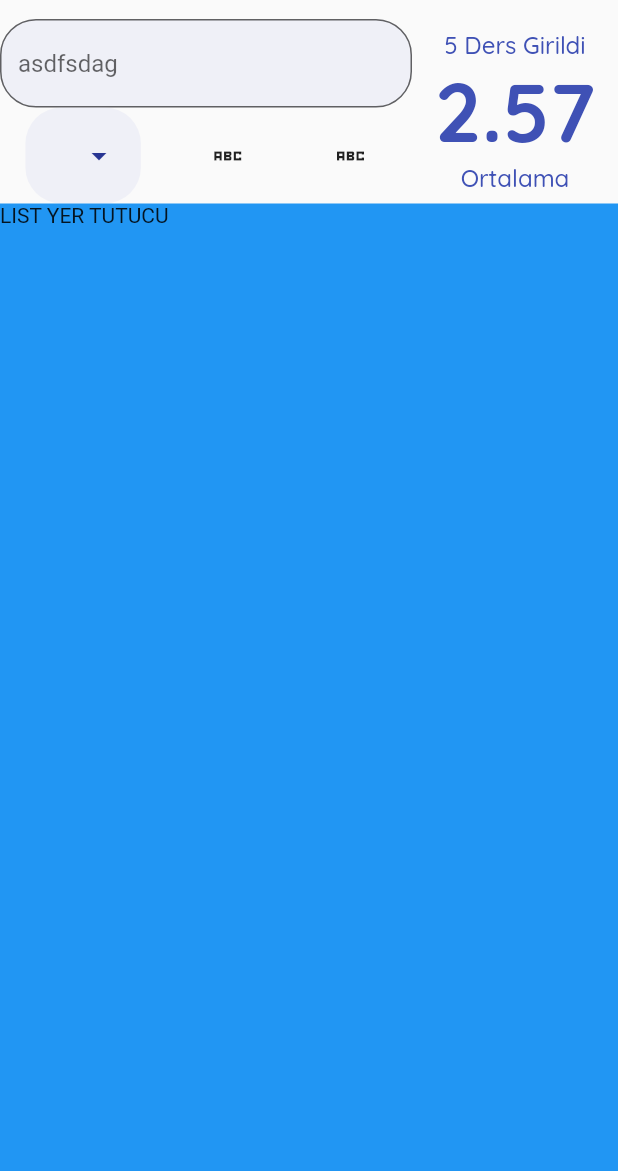
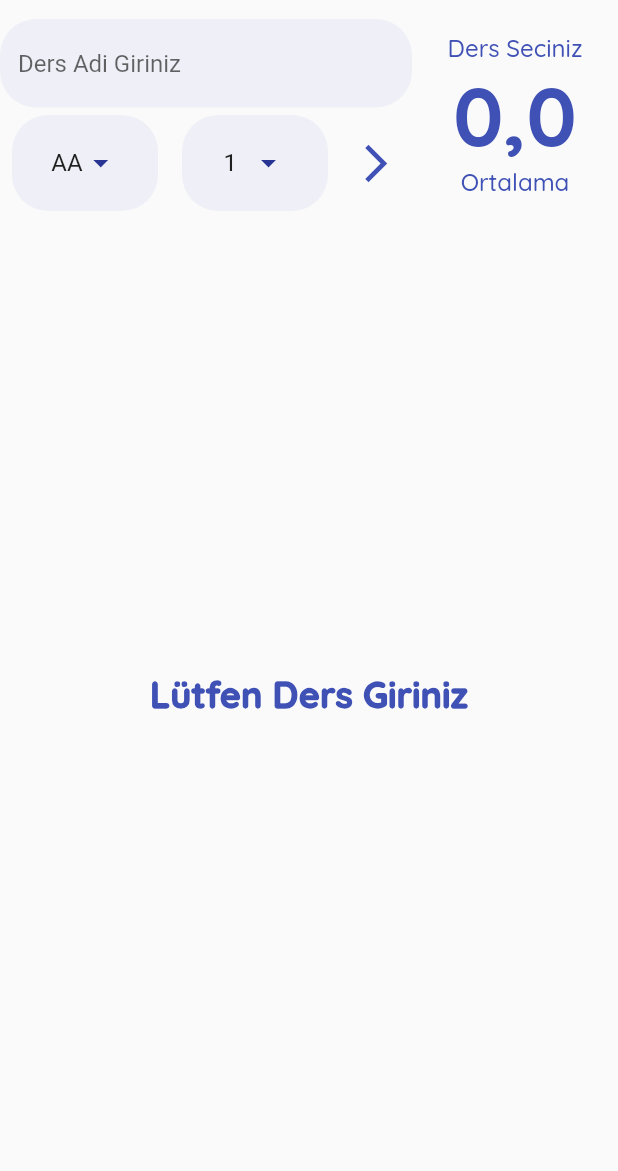
Before and after one commit to serhatyildirimC/dynamic_ort_hesapla, a Flutter app: the screen it shows after launch, on a phone screen of 412 x 824 dp, the part 65-1236 px from its top. Run offline on Flutter 3.47's test engine with Material 2 defaults, Android fonts, the phone set to English and light mode, and no system bars; our stand-ins replace google_fonts.

Commit message:
performans_arttırmak_icin_widgetler_olusturuldu

```diff
--- a/lib/helper/data_helper.dart
+++ b/lib/helper/data_helper.dart
@@ -1,6 +1,23 @@
+import 'package:dynamic_ort_hesapla/model/lesson.dart';
 import 'package:flutter/material.dart';
 
 class DataHelper {
+  static List<Lesson> allLessons = [];
+  static addLesson(Lesson lesson) {
+    allLessons.add(lesson);
+  }
+
+  static calculateAvarage() {
+    double totalNote = 0;
+    double totalCredi = 0;
+
+    for (var element in allLessons) {
+      totalNote = totalNote + (element.credi * element.letterNote);
+      totalCredi += element.credi;
+    }
+    return totalNote / totalCredi;
+  }
+
   static List<String> _letterNotes() {
     return [
       'AA',
@@ -15,8 +32,8 @@
     ];
   }
 
-  static double _letterToNotes(String harf) {
-    switch (harf) {
+  static double _letterToNotes(String letter) {
+    switch (letter) {
       case 'AA':
         return 4;
       case 'BA':
@@ -39,6 +56,28 @@
     return 1;
   }
 
+  static String notesToLetter(double note) {
+    if (note == 4) {
+      return 'AA';
+    } else if (note == 3.5) {
+      return 'BB';
+    } else if (note == 3.0) {
+      return 'BA';
+    } else if (note == 2.5) {
+      return 'CB';
+    } else if (note == 2.0) {
+      return 'CC';
+    } else if (note == 1.5) {
+      return 'DC';
+    } else if (note == 1.0) {
+      return 'DD';
+    } else if (note == 0.5) {
+      return 'FD';
+    } else {
+      return 'FF';
+    }
+  }
+
   static List<DropdownMenuItem<double>> tumDerslerinHarfleri() {
     return _letterNotes()
         .map((e) => DropdownMenuItem(
@@ -47,4 +86,17 @@
             ))
         .toList();
   }
+
+  static List<int> _credits() {
+    return List.generate(10, (index) => index + 1).toList();
+  }
+
+  static List<DropdownMenuItem<double>> tumKrediler() {
+    return _credits()
+        .map((e) => DropdownMenuItem(
+              value: e.toDouble(),
+              child: Text(e.toString()),
+            ))
+        .toList();
+  }
 }
--- a/lib/main.dart
+++ b/lib/main.dart
@@ -19,7 +19,7 @@
         primarySwatch: Constants.mainColor,
         visualDensity: VisualDensity.adaptivePlatformDensity,
       ),
-      home: AvarageCalculator(),
+      home: const AvarageCalculator(),
     );
   }
 }
--- /dev/null
+++ b/lib/model/lesson.dart
@@ -0,0 +1,12 @@
+class Lesson {
+  final String name;
+  final double letterNote;
+  final double credi;
+  final String letter;
+
+  Lesson(
+      {required this.name,
+      required this.letter,
+      required this.letterNote,
+      required this.credi});
+}
--- a/lib/widgets/avarage_calculator.dart
+++ b/lib/widgets/avarage_calculator.dart
@@ -1,4 +1,7 @@
 import 'package:dynamic_ort_hesapla/helper/data_helper.dart';
+import 'package:dynamic_ort_hesapla/model/lesson.dart';
+import 'package:dynamic_ort_hesapla/widgets/lesson_list.dart';
+import 'package:dynamic_ort_hesapla/widgets/letter_notes_dropdown.dart';
 import 'package:dynamic_ort_hesapla/widgets/show_avarage.dart';
 import 'package:flutter/material.dart';
 import '../constants/app_constants.dart';
@@ -11,11 +14,14 @@
 }
 
 class _AvarageCalculatorState extends State<AvarageCalculator> {
-  double? chosenLetter;
+  double chosenLetter1 = 0;
+  double chosenCredit = 1;
+  String lessonName = '';
   var formKey = GlobalKey<FormState>();
   @override
   Widget build(BuildContext context) {
     return Scaffold(
+        resizeToAvoidBottomInset: false,
         appBar: AppBar(
           backgroundColor: Colors.transparent,
           elevation: 0,
@@ -36,14 +42,23 @@
                   child: _buildForm(),
                 ),
                 Expanded(
-                  child: ShowAvarage(avarage: 2.57412724, lessonCount: 5),
+                  child: ShowAvarage(
+                      avarage: DataHelper.calculateAvarage(),
+                      lessonCount: DataHelper.allLessons.length),
                 ),
               ],
             ),
+            const SizedBox(
+              height: 5,
+            ),
+            // ignore: prefer_const_constructors
             Expanded(
-              child: Container(
-                color: Colors.blue,
-                child: Text('LIST YER TUTUCU'),
+              // ignore: prefer_const_constructors
+              child: LessonList(
+                onDismiss: (index) {
+                  DataHelper.allLessons.removeAt(index);
+                  setState(() {});
+                },
               ),
             ),
           ],
@@ -55,17 +70,35 @@
       key: formKey,
       child: Column(children: [
         _buildTextFormField(),
+        const SizedBox(
+          height: 5,
+        ),
         Row(
           mainAxisAlignment: MainAxisAlignment.spaceAround,
           children: [
-            _buildLetterNotes(),
-            IconButton(
-              onPressed: () {},
-              icon: Icon(Icons.abc_sharp),
+            Expanded(
+              child: Padding(
+                padding: const EdgeInsets.symmetric(horizontal: 8),
+                child: LetterNoteDropdown(
+                  onLetterChose: (chosenLetter) {
+                    chosenLetter1 = chosenLetter;
+                  },
+                ),
+              ),
+            ),
+            Expanded(
+              child: Padding(
+                padding: const EdgeInsets.symmetric(horizontal: 8),
+                child: _buildCredits(),
+              ),
             ),
             IconButton(
-              onPressed: () {},
-              icon: Icon(Icons.abc_sharp),
+              onPressed: () {
+                _addLessonCalculateAvarage();
+              },
+              icon: const Icon(Icons.arrow_forward_ios_sharp),
+              color: Constants.mainColor,
+              iconSize: 30,
             ),
           ],
         )
@@ -75,10 +108,21 @@
 
   Widget _buildTextFormField() {
     return TextFormField(
+      onSaved: (value) {
+        lessonName = value!;
+      },
+      validator: (value) {
+        if (value!.isEmpty) {
+          return 'Ders adi giriniz';
+        } else {
+          return null;
+        }
+      },
       decoration: InputDecoration(
-        hintText: 'asdfsdag',
+        hintText: 'Ders Adi Giriniz',
         border: OutlineInputBorder(
           borderRadius: Constants.borderRadius,
+          borderSide: BorderSide.none,
         ),
         filled: true,
         fillColor: Constants.mainColor.shade100.withOpacity(0.2),
@@ -86,8 +130,9 @@
     );
   }
 
-  _buildLetterNotes() {
+  _buildCredits() {
     return Container(
+      alignment: Alignment.center,
       padding: Constants.dropDownPadding,
       decoration: BoxDecoration(
         color: Constants.mainColor.shade100.withOpacity(0.2),
@@ -95,15 +140,28 @@
       ),
       child: DropdownButton<double>(
           underline: Container(),
-          value: chosenLetter,
+          value: chosenCredit,
           elevation: 16,
           iconEnabledColor: Constants.mainColor.shade800,
           onChanged: (value) {
             setState(() {
-              chosenLetter = value;
+              chosenCredit = value!;
             });
           },
-          items: DataHelper.tumDerslerinHarfleri()),
+          items: DataHelper.tumKrediler()),
     );
   }
+
+  void _addLessonCalculateAvarage() {
+    if (formKey.currentState!.validate()) {
+      formKey.currentState!.save();
+      var lessonForAdd = Lesson(
+          letter: DataHelper.notesToLetter(chosenLetter1),
+          name: lessonName,
+          letterNote: chosenLetter1,
+          credi: chosenCredit);
+      DataHelper.addLesson(lessonForAdd);
+      setState(() {});
+    }
+  }
 }
--- /dev/null
+++ b/lib/widgets/lesson_list.dart
@@ -0,0 +1,48 @@
+import 'package:dynamic_ort_hesapla/constants/app_constants.dart';
+import 'package:dynamic_ort_hesapla/helper/data_helper.dart';
+import 'package:dynamic_ort_hesapla/model/lesson.dart';
+import 'package:flutter/material.dart';
+
+class LessonList extends StatelessWidget {
+  final Function onDismiss;
+  const LessonList({Key? key, required this.onDismiss}) : super(key: key);
+
+  @override
+  Widget build(BuildContext context) {
+    List<Lesson> lessons = DataHelper.allLessons;
+    return lessons.isNotEmpty
+        ? ListView.builder(
+            itemCount: lessons.length,
+            itemBuilder: (context, index) {
+              return Dismissible(
+                key: UniqueKey(),
+                direction: DismissDirection.startToEnd,
+                onDismissed: (direction) {
+                  onDismiss(index);
+                },
+                child: Card(
+                  child: ListTile(
+                    title: Text(lessons[index].name),
+                    leading: CircleAvatar(
+                      backgroundColor: Constants.mainColor,
+                      child: Text('${index + 1}'),
+                    ),
+                    trailing: Text(
+                      lessons[index].letter,
+                      style: Constants.showAvarageBodyStyle,
+                    ),
+                    subtitle: Text(
+                        'Dersin kredisi : ${lessons[index].credi} Sayısal notu : ${lessons[index].letterNote}'),
+                  ),
+                ),
+              );
+            })
+        : Container(
+            child: Center(
+                child: Text(
+              'Lütfen Ders Giriniz',
+              style: Constants.titleStyle,
+            )),
+          );
+  }
+}
--- /dev/null
+++ b/lib/widgets/letter_notes_dropdown.dart
@@ -0,0 +1,39 @@
+import 'package:flutter/material.dart';
+import '../constants/app_constants.dart';
+import '../helper/data_helper.dart';
+
+class LetterNoteDropdown extends StatefulWidget {
+  final Function onLetterChose;
+  const LetterNoteDropdown({Key? key, required this.onLetterChose})
+      : super(key: key);
+
+  @override
+  State<LetterNoteDropdown> createState() => _LetterNoteDropdownState();
+}
+
+class _LetterNoteDropdownState extends State<LetterNoteDropdown> {
+  double chosenLetter = 4;
+  @override
+  Widget build(BuildContext context) {
+    return Container(
+      alignment: Alignment.center,
+      padding: Constants.dropDownPadding,
+      decoration: BoxDecoration(
+        color: Constants.mainColor.shade100.withOpacity(0.2),
+        borderRadius: Constants.borderRadius,
+      ),
+      child: DropdownButton<double>(
+          underline: Container(),
+          value: chosenLetter,
+          elevation: 16,
+          iconEnabledColor: Constants.mainColor.shade800,
+          onChanged: (value) {
+            setState(() {
+              chosenLetter = value!;
+              widget.onLetterChose(chosenLetter);
+            });
+          },
+          items: DataHelper.tumDerslerinHarfleri()),
+    );
+  }
+}
```
